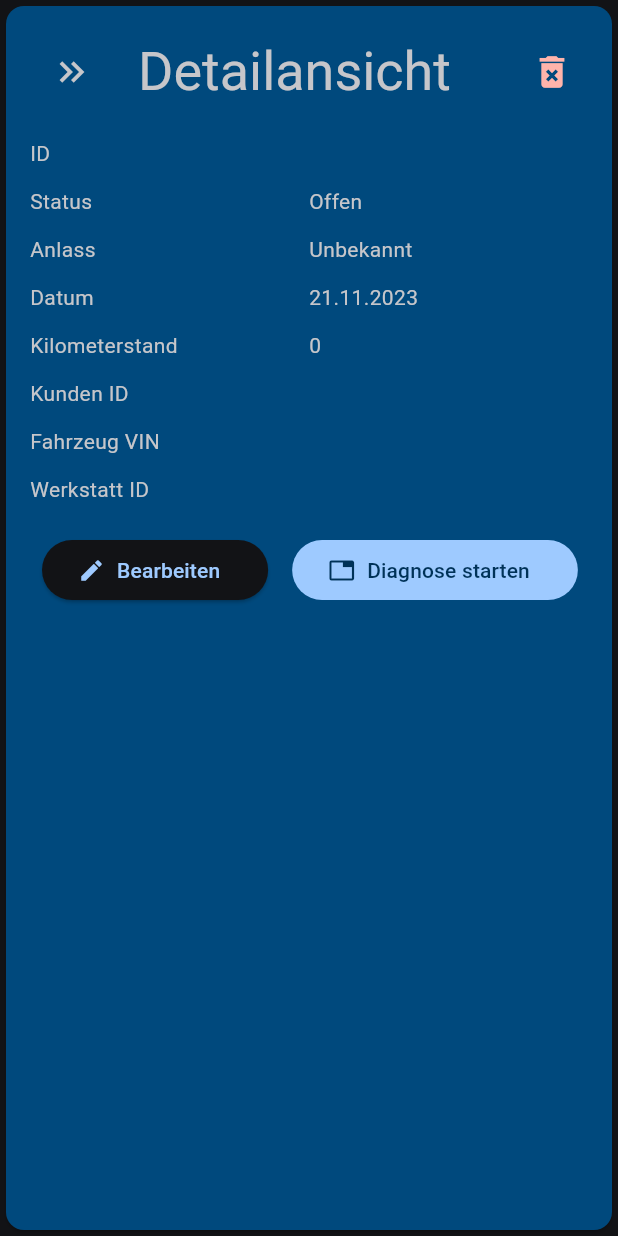
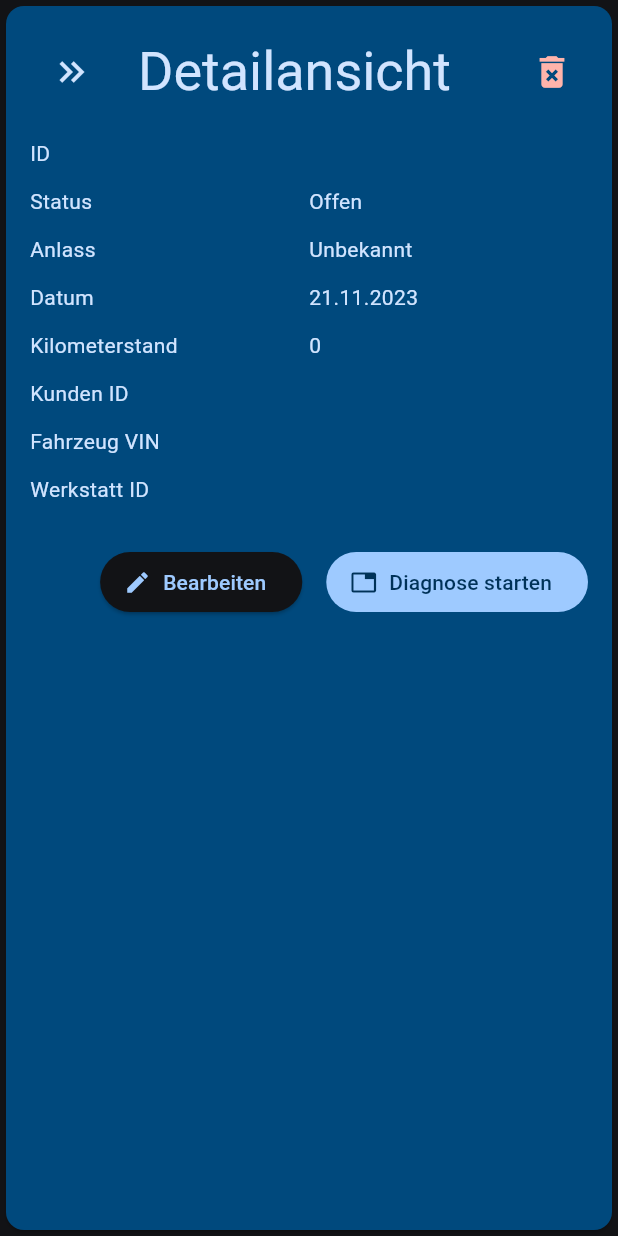
Before and after one commit to LMIS-AG/AW40-hub-docker, a Flutter app: the DesktopCaseDetailView widget shown alone on an empty page, opened directly with empty values, on a phone screen of 412 x 824 dp. Run offline on Flutter 3.47's test engine with Material 2 defaults, Android fonts, the phone set to English and light mode, and no system bars; our stand-ins replace easy_localization, flutter_secure_storage, routemaster, webview_flutter; missing offline and left inert: easy_localization_loader, easy_logger, enum_to_string, universal_html; accounts and stored records are empty; generated files the repository leaves out were written again; statements that could not run were skipped.

Commit message:
Update to Material guidelines

```diff
--- a/frontend/app/lib/views/case_detail_view.dart
+++ b/frontend/app/lib/views/case_detail_view.dart
@@ -119,6 +119,7 @@ class _DesktopCaseDetailViewState extends State<DesktopCaseDetailView> {
   @override
   Widget build(BuildContext context) {
     final ThemeData theme = Theme.of(context);
+    final ColorScheme colorScheme = theme.colorScheme;
     final caseProvider = Provider.of<CaseProvider>(context, listen: false);
     final diagnosisProvider =
         Provider.of<DiagnosisProvider>(context, listen: false);
@@ -146,7 +147,7 @@ class _DesktopCaseDetailViewState extends State<DesktopCaseDetailView> {
 
     return SizedBox.expand(
       child: Card(
-        color: theme.colorScheme.primaryContainer,
+        color: colorScheme.primaryContainer,
         child: Padding(
           padding: const EdgeInsets.all(16),
           child: Column(
@@ -157,10 +158,14 @@ class _DesktopCaseDetailViewState extends State<DesktopCaseDetailView> {
                   icon: const Icon(Icons.keyboard_double_arrow_right),
                   iconSize: 28,
                   onPressed: widget.onClose,
+                  color: colorScheme.onPrimaryContainer,
                 ),
                 title: Text(
                   tr("cases.details.headline"),
-                  style: Theme.of(context).textTheme.displaySmall,
+                  style: Theme.of(context)
+                      .textTheme
+                      .displaySmall
+                      ?.copyWith(color: colorScheme.onPrimaryContainer),
                 ),
                 actions: [
                   IconButton(
@@ -179,18 +184,29 @@ class _DesktopCaseDetailViewState extends State<DesktopCaseDetailView> {
                   (i) => TableRow(
                     children: [
                       const SizedBox(height: 32),
-                      Text(attributes[i]),
-                      Text(values[i]),
+                      Text(
+                        attributes[i],
+                        style: theme.textTheme.bodyMedium?.copyWith(
+                          color: colorScheme.onPrimaryContainer,
+                        ),
+                      ),
+                      Text(
+                        values[i],
+                        style: theme.textTheme.bodyMedium?.copyWith(
+                          color: colorScheme.onPrimaryContainer,
+                        ),
+                      ),
                     ],
                   ),
                 ),
               ),
+              const SizedBox(height: 16),
               Row(
+                mainAxisAlignment: MainAxisAlignment.end,
                 children: [
-                  const Spacer(),
-                  Padding(
-                    padding: const EdgeInsets.all(8),
-                    child: ElevatedButton(
+                  ElevatedButton.icon(
+                    icon: const Icon(Icons.edit),
+                    label: Text(tr("general.edit")),
                     onPressed: () async {
                       final CaseUpdateDto? caseUpdateDto =
                           await _showUpdateCaseDialog(widget.caseModel);
@@ -200,20 +216,11 @@ class _DesktopCaseDetailViewState extends State<DesktopCaseDetailView> {
                         caseUpdateDto,
                       );
                     },
-                      child: Row(
-                        children: [
-                          const Icon(Icons.edit),
-                          Padding(
-                            padding: const EdgeInsets.all(8),
-                            child: Text(tr("general.edit")),
-                          )
-                        ],
                   ),
-                    ),
-                  ),
-                  Padding(
-                    padding: const EdgeInsets.all(8),
-                    child: FilledButton(
+                  const SizedBox(width: 16),
+                  FilledButton.icon(
+                    icon: const Icon(Icons.tab),
+                    label: Text(tr("cases.details.startDiagnosis")),
                     onPressed: () async {
                       // TODO step 1: make a request to start diagnosis endoint
                       await diagnosisProvider
@@ -222,16 +229,6 @@ class _DesktopCaseDetailViewState extends State<DesktopCaseDetailView> {
                       // TODO step 3: wait for a succesfull response
                       // TODO step 4: "automatically" navigate to detail view of the freshly created diagnosis
                     },
-                      child: Row(
-                        children: [
-                          const Icon(Icons.tab),
-                          Padding(
-                            padding: const EdgeInsets.all(8),
-                            child: Text(tr("cases.details.startDiagnosis")),
-                          )
-                        ],
-                      ),
-                    ),
                   )
                 ],
               )
--- a/frontend/app/lib/views/diagnosis_detail_view.dart
+++ b/frontend/app/lib/views/diagnosis_detail_view.dart
@@ -102,6 +102,7 @@ class _DesktopDiagnosisDetailView extends State<DesktopDiagnosisDetailView> {
   @override
   Widget build(BuildContext context) {
     final ThemeData theme = Theme.of(context);
+    final ColorScheme colorScheme = theme.colorScheme;
 
     // TODO adjust this section in Story 61883
     final List<String> attributes = [
@@ -128,7 +129,10 @@ class _DesktopDiagnosisDetailView extends State<DesktopDiagnosisDetailView> {
                 backgroundColor: const Color.fromARGB(0, 0, 0, 0),
                 title: Text(
                   tr("diagnoses.details.headline"),
-                  style: Theme.of(context).textTheme.displaySmall,
+                  style: Theme.of(context)
+                      .textTheme
+                      .displaySmall
+                      ?.copyWith(color: colorScheme.onPrimaryContainer),
                 ),
                 actions: [
                   IconButton(
@@ -147,8 +151,18 @@ class _DesktopDiagnosisDetailView extends State<DesktopDiagnosisDetailView> {
                   (i) => TableRow(
                     children: [
                       const SizedBox(height: 32),
-                      Text(attributes[i]),
-                      Text(values[i]),
+                      Text(
+                        attributes[i],
+                        style: theme.textTheme.bodyMedium?.copyWith(
+                          color: colorScheme.onPrimaryContainer,
+                        ),
+                      ),
+                      Text(
+                        values[i],
+                        style: theme.textTheme.bodyMedium?.copyWith(
+                          color: colorScheme.onPrimaryContainer,
+                        ),
+                      ),
                     ],
                   ),
                 ),
```
Lines whose indentation alone changed are shown as unchanged.
